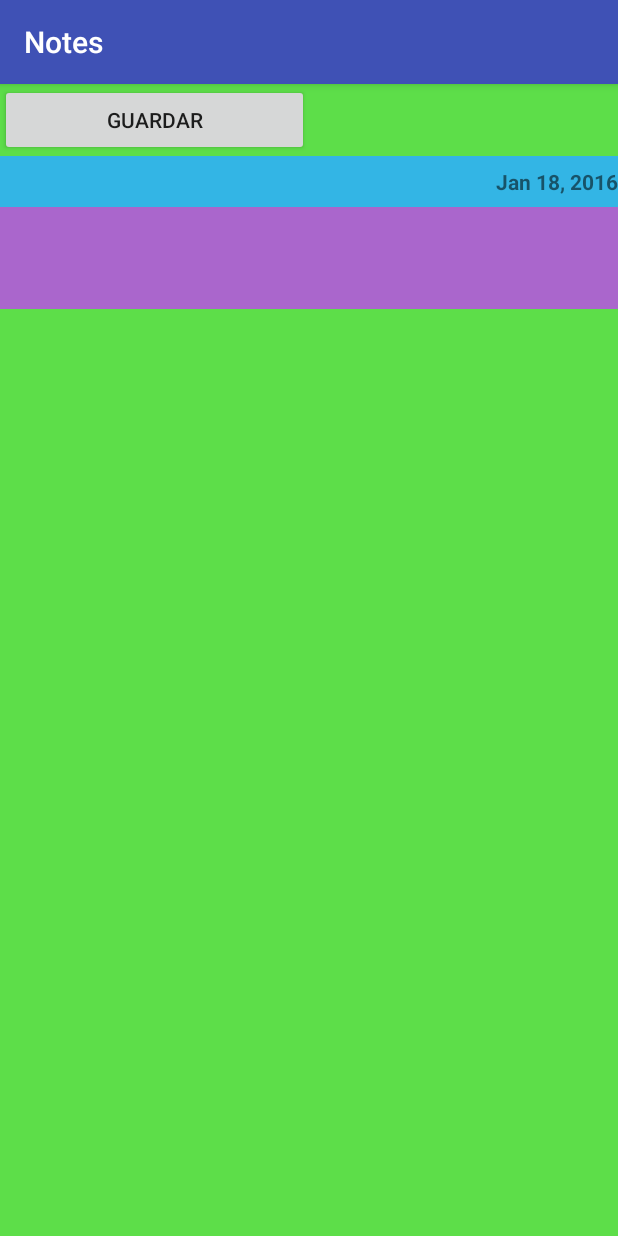
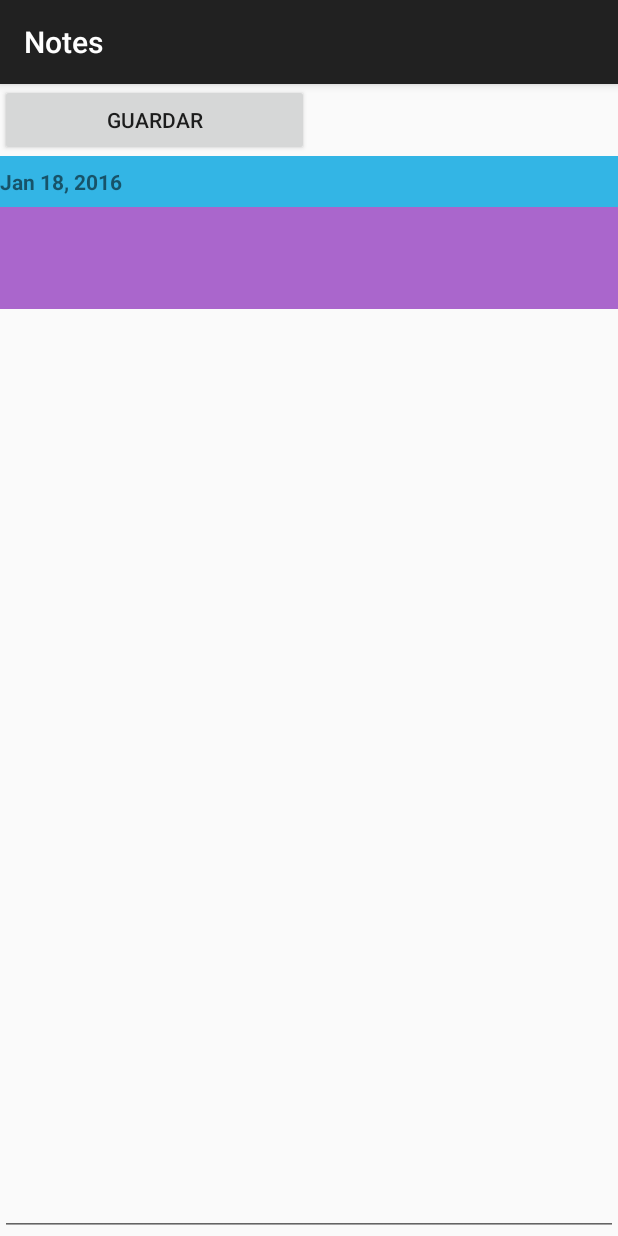
Before and after one commit to marcorodas/Notes, an Android app: the screen it shows after launch (MainActivity), after a tap on "NUEVA NOTA", on a phone screen of 412 x 824 dp. Run offline under Robolectric (Android 15) with nearby library versions, the phone set to English and light mode, and no system bars.

Commit message:
Cambios funcionalidad

```diff
--- a/app/src/main/AndroidManifest.xml
+++ b/app/src/main/AndroidManifest.xml
@@ -7,7 +7,7 @@
         android:icon="@mipmap/ic_launcher"
         android:label="@string/app_name"
         android:supportsRtl="true"
-        android:theme="@style/AppTheme">
+        android:theme="@style/AppCompactDark">
         <activity android:name=".MainActivity">
             <intent-filter>
                 <action android:name="android.intent.action.MAIN" />
--- a/app/src/main/java/com/as_supportpe/notes/FirstFragment.java
+++ b/app/src/main/java/com/as_supportpe/notes/FirstFragment.java
@@ -74,7 +74,7 @@ public class FirstFragment extends Fragment implements AdapterView.OnItemClickLi
     }
 
     public void addNote(Note note){
-        noteListAdapter.add(note);
+        noteListAdapter.insert(note,0);
         noteListAdapter.notifyDataSetChanged();
     }
 
--- a/app/src/main/res/layout/fragment_first.xml
+++ b/app/src/main/res/layout/fragment_first.xml
@@ -3,7 +3,6 @@
     android:id="@+id/first_fragment_layout"
     android:layout_width="match_parent"
     android:layout_height="match_parent"
-    android:background="@android:color/holo_blue_dark"
     android:orientation="vertical">
     <Button
         android:id="@+id/btnNewNote"
@@ -13,6 +12,5 @@
     <ListView
         android:id="@+id/listview_note"
         android:layout_width="match_parent"
-        android:layout_height="match_parent"
-        android:background="@android:color/holo_orange_light"></ListView>
+        android:layout_height="match_parent"></ListView>
 </LinearLayout>
--- a/app/src/main/res/layout/fragment_second.xml
+++ b/app/src/main/res/layout/fragment_second.xml
@@ -8,7 +8,6 @@
     <LinearLayout
         android:layout_width="match_parent"
         android:layout_height="wrap_content"
-        android:background="@color/colorAccent"
         >
         <Button
             android:layout_width="0dp"
@@ -28,8 +27,8 @@
         android:layout_width="match_parent"
         android:layout_height="0dp"
         android:layout_weight="1"
+        android:gravity="center_vertical"
         android:background="@android:color/holo_blue_light"
-        android:gravity="end|center"
         android:textStyle="bold"
         tools:text="15/12/2015"/>
     <EditText
@@ -37,17 +36,18 @@
         android:layout_width="match_parent"
         android:layout_height="0dp"
         android:layout_weight="2"
+        android:gravity="center_vertical"
         android:background="@android:color/holo_purple"
-        android:gravity="center"
-        android:textSize="20sp"
+        android:textSize="28sp"
+        android:textStyle="bold"
         tools:text="Título"/>
     <EditText
         android:id="@+id/editTxt_Content"
         android:layout_width="match_parent"
         android:layout_height="0dp"
         android:layout_weight="18"
-        android:background="@color/colorAccent"
         android:textSize="18sp"
+        android:gravity="top"
         android:inputType="textMultiLine"
         tools:text="Contenido"/>
 </LinearLayout>
--- a/app/src/main/res/values/styles.xml
+++ b/app/src/main/res/values/styles.xml
@@ -1,11 +1,4 @@
 <resources>
-
-    <!-- Base application theme. -->
-    <style name="AppTheme" parent="Theme.AppCompat.Light.DarkActionBar">
-        <!-- Customize your theme here. -->
-        <item name="colorPrimary">@color/colorPrimary</item>
-        <item name="colorPrimaryDark">@color/colorPrimaryDark</item>
-        <item name="colorAccent">@color/colorAccent</item>
+    <style name="AppCompactDark" parent="Theme.AppCompat.Light.DarkActionBar">
     </style>
-
 </resources>
```
Also changed, not shown: app/src/main/java/com/as_supportpe/notes/MainActivity.java (+9 -3 lines), app/src/main/java/com/as_supportpe/notes/SecondFragment.java (+14 -1 lines).
